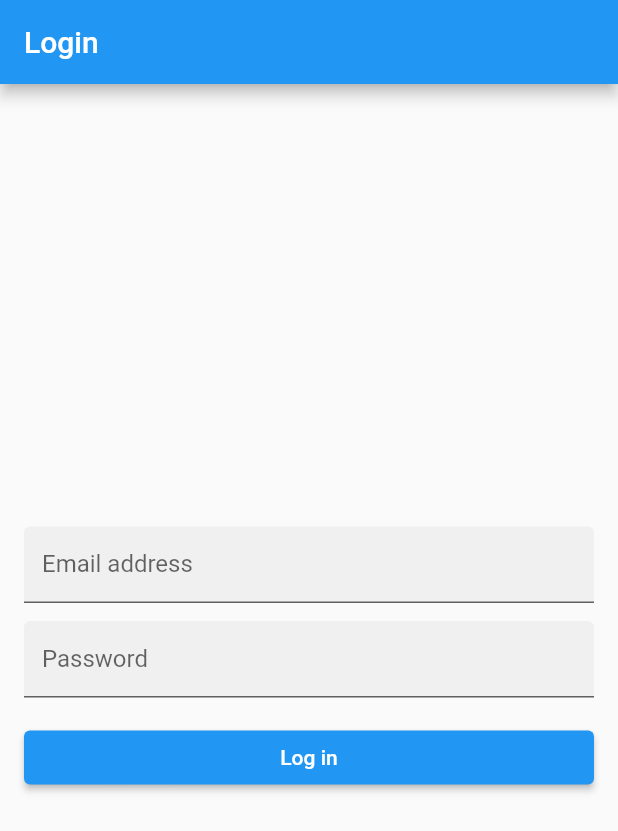
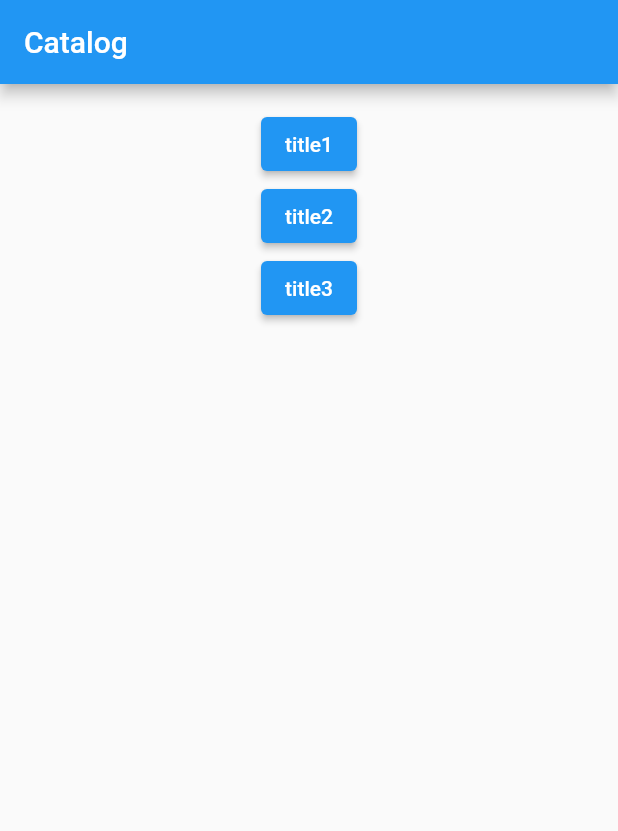
Before and after one commit to briancherin/librivox_audiobook_player, a Flutter app: the screen it shows after launch, on a phone screen of 412 x 824 dp. Shown: the top 831 px of the screen. Run offline on Flutter 3.47's test engine with Material 2 defaults, Android fonts, the phone set to English and light mode, and no system bars; our stand-ins replace bloc, equatable, flutter_bloc; accounts and stored records are empty.

Commit message:
Add basic structure for audiobook catalog

```diff
--- a/lib/main.dart
+++ b/lib/main.dart
@@ -1,12 +1,14 @@
 import 'package:flutter/material.dart';
 import 'package:flutter_bloc/flutter_bloc.dart';
-import 'package:librivox_audiobook_player/pages/home_screen.dart';
-import 'package:librivox_audiobook_player/pages/login/login_screen.dart';
-import 'package:librivox_audiobook_player/resources/blocs/authentication/authentication%20state.dart';
+import 'package:librivox_audiobook_player/screens/catalog/blocs/catalog_bloc.dart';
+import 'package:librivox_audiobook_player/screens/catalog/catalog.dart';
+import 'package:librivox_audiobook_player/screens/login/login.dart';
+import 'package:librivox_audiobook_player/resources/blocs/authentication/authentication_state.dart';
 import 'package:librivox_audiobook_player/resources/blocs/authentication/authentication_bloc.dart';
 import 'package:librivox_audiobook_player/resources/blocs/authentication/authentication_event.dart';
 
 import 'resources/services/services.dart';
+import 'screens/catalog/blocs/catalog_event.dart';
 
 void main() {
   runApp(
@@ -35,7 +37,12 @@ class MyApp extends StatelessWidget {
       home: BlocBuilder<AuthenticationBloc, AuthenticationState>(
         builder: (context, state) {
           if(state is AuthenticationAuthenticated) {
-            return HomeScreen(user: state.user);
+            return BlocProvider<CatalogBloc>(
+              create: (context) {
+                return CatalogBloc()..add(CatalogOpened());
+              },
+              child: CatalogScreen()
+            );
           }
           return LoginScreen();
         }
--- /dev/null
+++ b/lib/resources/models/audiobook.dart
@@ -0,0 +1,10 @@
+
+import 'package:flutter/cupertino.dart';
+
+class Audiobook {
+  final String title;
+
+  Audiobook({@required this.title});
+
+
+}
--- a/lib/resources/services/authentication_service.dart
+++ b/lib/resources/services/authentication_service.dart
@@ -10,7 +10,7 @@ class AuthenticationService {
   }
 
   Future<User> signInWithEmailAndPassword(String email, String password) async {
-    if (email == null || password == null) return null;
+    if (email == null || password == null || email == "" || password == "") return null;
     // TODO: validate login
     var user = User(email: email);
     currentUser = user;
--- /dev/null
+++ b/lib/screens/audiobook_info/audiobook_info.dart
@@ -0,0 +1,21 @@
+
+import 'package:flutter/cupertino.dart';
+import 'package:flutter/material.dart';
+import 'package:librivox_audiobook_player/resources/models/audiobook.dart';
+
+class AudiobookInfoScreen extends StatelessWidget {
+  final Audiobook audiobook;
+
+  const AudiobookInfoScreen({@required this.audiobook});
+
+  @override
+  Widget build(BuildContext context) {
+    return MaterialApp(
+      title: "Librivox Audiobook Player",
+      home: Center(
+        child: Text(audiobook.title)
+      )
+    );
+  }
+
+}
--- /dev/null
+++ b/lib/screens/catalog/blocs/catalog_bloc.dart
@@ -0,0 +1,39 @@
+
+import 'package:bloc/bloc.dart';
+import 'package:librivox_audiobook_player/resources/models/audiobook.dart';
+import 'package:librivox_audiobook_player/screens/catalog/blocs/catalog_event.dart';
+import 'package:librivox_audiobook_player/screens/catalog/blocs/catalog_state.dart';
+
+class CatalogBloc extends Bloc<CatalogEvent, CatalogState> {
+
+  CatalogBloc() : super(CatalogInitial());
+
+  @override
+  Stream<CatalogState> mapEventToState(CatalogEvent event) async* {
+    if (event is CatalogOpened) {
+      yield* _mapUserClickedAudiobookToState(event);
+    }
+
+    /*if (event is UserClickedAudiobook) {
+      yield* _mapAudiobookClickedToState(event);
+    }*/
+  }
+
+  Stream<CatalogState> _mapUserClickedAudiobookToState(CatalogOpened event) async* {
+
+    yield CatalogLoading();
+    // Fetch audiobooks
+    //TODO: Get actual data
+    List<Audiobook> audiobooks = [
+      Audiobook(title: "title1"),
+      Audiobook(title: "title2"),
+      Audiobook(title: "title3")
+    ];
+    yield CatalogLoaded(audiobooks: audiobooks);
+  }
+/*
+  Stream<CatalogState> _mapAudiobookClickedToState(UserClickedAudiobook event) async* {
+    yield AudiobookClicked(audiobook: event.audiobook);
+  }*/
+
+}
--- /dev/null
+++ b/lib/screens/catalog/blocs/catalog_event.dart
@@ -0,0 +1,21 @@
+
+import 'package:equatable/equatable.dart';
+import 'package:flutter/cupertino.dart';
+import 'package:librivox_audiobook_player/resources/models/audiobook.dart';
+
+abstract class CatalogEvent extends Equatable {
+  @override
+  List<Object> get props => [];
+}
+
+class CatalogOpened extends CatalogEvent {}
+
+/*
+class UserClickedAudiobook extends CatalogEvent {
+  final Audiobook audiobook;
+
+  UserClickedAudiobook({@required this.audiobook});
+
+  @override
+  List<Object> get props => [audiobook];
+}*/
--- /dev/null
+++ b/lib/screens/catalog/blocs/catalog_state.dart
@@ -0,0 +1,31 @@
+
+import 'package:equatable/equatable.dart';
+import 'package:flutter/cupertino.dart';
+import 'package:librivox_audiobook_player/resources/models/audiobook.dart';
+
+abstract class CatalogState extends Equatable {
+  @override
+  List<Object> get props => [];
+}
+
+class CatalogInitial extends CatalogState {}
+
+class CatalogLoading extends CatalogState {}
+
+class CatalogLoaded extends CatalogState {
+  final List<Audiobook> audiobooks;
+
+  CatalogLoaded({@required this.audiobooks});
+
+  @override
+  List<Object> get props => [audiobooks];
+}
+
+class AudiobookClicked extends CatalogState {
+  final Audiobook audiobook;
+
+  AudiobookClicked({@required this.audiobook});
+
+  @override
+  List<Object> get props => [audiobook];
+}
--- /dev/null
+++ b/lib/screens/catalog/catalog.dart
@@ -0,0 +1,71 @@
+
+
+import 'package:flutter/material.dart';
+import 'package:flutter/widgets.dart';
+import 'package:flutter_bloc/flutter_bloc.dart';
+import 'package:librivox_audiobook_player/resources/models/audiobook.dart';
+import 'package:librivox_audiobook_player/screens/audiobook_info/audiobook_info.dart';
+import 'package:librivox_audiobook_player/screens/catalog/blocs/catalog_bloc.dart';
+import 'package:librivox_audiobook_player/screens/catalog/blocs/catalog_event.dart';
+
+import 'blocs/catalog_state.dart';
+
+class CatalogScreen extends StatelessWidget {
+
+
+  @override
+  Widget build(BuildContext context) {
+    return Scaffold (
+      appBar: AppBar(
+        title: Text("Catalog")
+      ),
+      body: SafeArea(
+        minimum: const EdgeInsets.all(16),
+        child: BlocListener<CatalogBloc, CatalogState>(
+          listener: (context, state) {
+            if (state is AudiobookClicked) {
+              // TODO: launch audiobook info screen
+              Audiobook bookToOpen = state.audiobook;
+            }
+          },
+          child: BlocBuilder<CatalogBloc, CatalogState>(
+            builder: (context, state) {
+              final catalogBloc = BlocProvider.of<CatalogBloc>(context);
+
+              if (state is CatalogLoading || state is CatalogInitial) {
+                return Center(
+                  child: CircularProgressIndicator(strokeWidth: 2)
+                );
+              }
+              if (state is CatalogLoaded) {
+                return Center(
+                  child: Column(
+                    children: state.audiobooks.map((audiobook) {
+                      return ElevatedButton(
+                        child: Text(audiobook.title),
+                        onPressed: () {
+                          //catalogBloc.add(UserClickedAudiobook(audiobook: audiobook));
+                          _openAudiobookInfoScreen(context, audiobook);
+                        },
+                      );
+                    }).toList()
+                  )
+                );
+              }
+              return Center(
+                  child: CircularProgressIndicator(strokeWidth: 2)
+              );
+            }
+          )
+      )
+      )
+    );
+  }
+
+  _openAudiobookInfoScreen(context, Audiobook audiobook) {
+    Navigator.of(context).push(
+      MaterialPageRoute(builder: (context) => AudiobookInfoScreen(audiobook: audiobook))
+    );
+  }
+
+}
--- a/lib/pages/login/bloc/login_bloc.dart
+++ b/lib/screens/login/blocs/login_bloc.dart
@@ -1,7 +1,7 @@
 
 import 'package:bloc/bloc.dart';
-import 'package:librivox_audiobook_player/pages/login/bloc/login_event.dart';
-import 'package:librivox_audiobook_player/pages/login/bloc/login_state.dart';
+import 'package:librivox_audiobook_player/screens/login/blocs/login_event.dart';
+import 'package:librivox_audiobook_player/screens/login/blocs/login_state.dart';
 import 'package:librivox_audiobook_player/resources/blocs/authentication/authentication_bloc.dart';
 import 'package:librivox_audiobook_player/resources/blocs/authentication/authentication_event.dart';
 import 'package:librivox_audiobook_player/resources/services/authentication_service.dart';
```
Also changed, not shown: lib/pages/home_screen.dart (deleted, +0 -46 lines), lib/resources/blocs/authentication/authentication_bloc.dart (+6 -3 lines), lib/screens/login/login.dart (renamed from lib/pages/login/login_screen.dart, +4 -4 lines), lib/resources/blocs/authentication/authentication_state.dart (renamed from lib/resources/blocs/authentication/authentication state.dart), lib/screens/login/blocs/login_event.dart (renamed from lib/pages/login/bloc/login_event.dart), lib/screens/login/blocs/login_state.dart (renamed from lib/pages/login/bloc/login_state.dart).
